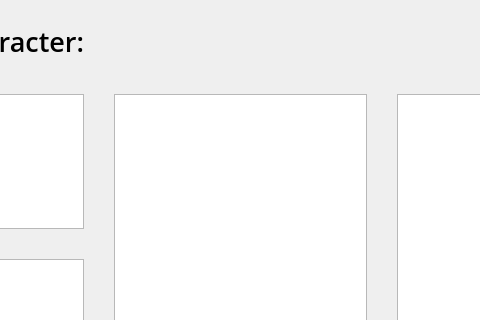
Before: the Qt Designer form lobby/src/ui/lobby_dialog.ui in Debrugger/platformer-fps, drawn with Qt 5; both pictures show x 217 to 697 and y 0 to 320 of the 1280 by 720 pixel window.
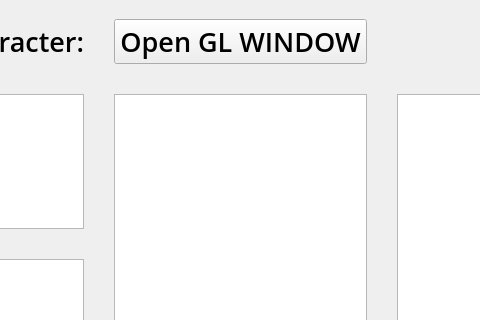
After: the same form once the commit is applied.

Commit message: gl window opens now

Patch:
```diff
--- a/lobby/src/ui/lobby_dialog.ui
+++ b/lobby/src/ui/lobby_dialog.ui
@@ -229,6 +229,13 @@
         </property>
        </widget>
       </item>
+      <item row="0" column="1">
+       <widget class="QPushButton" name="gl_button">
+        <property name="text">
+         <string>Open GL WINDOW</string>
+        </property>
+       </widget>
+      </item>
      </layout>
     </item>
    </layout>
```
The commit also changes 6 other files.
